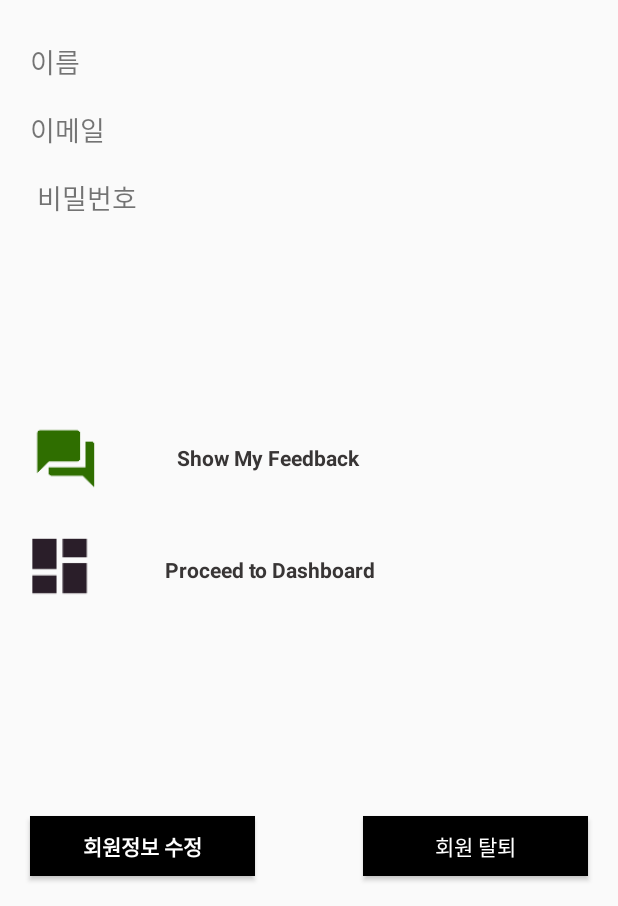
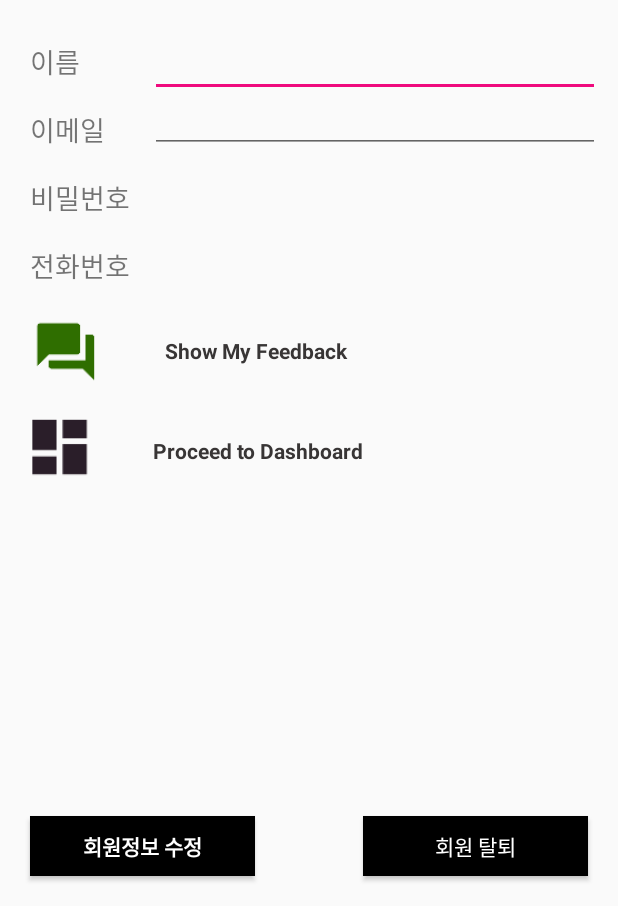
Before and after one commit to KangSeokChan/teamproject, an Android app: the personalprofile screen opened directly, with no data from a screen before it, on a phone screen of 412 x 824 dp, the part 330-1236 px from its top. Run offline under Robolectric (Android 15) with nearby library versions, the phone set to English and light mode, and no system bars; our stand-ins replace Firebase (no records; nobody signed in at launch, a user with empty details on screens opened directly); 2 statements that could not run were skipped.

Commit message:
회원정보 레이아웃 수정

```diff
--- a/app/src/main/res/layout/activity_personalprofile.xml
+++ b/app/src/main/res/layout/activity_personalprofile.xml
@@ -52,7 +52,7 @@
     <TextView
         android:id="@+id/textView2"
         android:layout_below="@+id/textView21"
-        android:layout_width="40dp"
+        android:layout_width="70dp"
         android:layout_height="25dp"
         android:layout_marginStart="20dp"
         android:layout_marginTop="50dp"
@@ -62,7 +62,7 @@
     <TextView
         android:id="@+id/textView13"
         android:layout_below="@+id/textView2"
-        android:layout_width="50dp"
+        android:layout_width="70dp"
         android:layout_height="25dp"
         android:layout_marginStart="20dp"
         android:layout_marginTop="20dp"
@@ -72,11 +72,21 @@
     <TextView
         android:id="@+id/textView17"
         android:layout_below="@+id/textView13"
-        android:layout_width="83dp"
-        android:layout_height="27dp"
+        android:layout_width="70dp"
+        android:layout_height="25dp"
         android:layout_marginStart="20dp"
         android:layout_marginTop="20dp"
-        android:text="@string/user_password"
+        android:text="비밀번호"
+        android:textSize="18sp" />
+
+    <TextView
+        android:id="@+id/textView24"
+        android:layout_below="@+id/textView17"
+        android:layout_width="70dp"
+        android:layout_height="25dp"
+        android:layout_marginStart="20dp"
+        android:layout_marginTop="20dp"
+        android:text="전화번호"
         android:textSize="18sp" />
 
     <Button
@@ -106,21 +116,21 @@
 
     <ImageView
         android:id="@+id/clickfeedback"
+        android:layout_below="@+id/textView24"
         android:layout_width="72dp"
         android:layout_height="52dp"
         android:layout_marginStart="8dp"
-        android:layout_marginTop="500dp"
-        android:layout_marginEnd="8dp"
-        android:layout_marginBottom="8dp"
+        android:layout_marginTop="20dp"
         app:srcCompat="@mipmap/ic_feed" />
 
     <TextView
         android:id="@+id/clickfeedback2"
         android:layout_toEndOf="@+id/clickfeedback"
+        android:layout_below="@+id/textView24"
         android:layout_width="140dp"
         android:layout_height="27dp"
         android:layout_marginStart="30dp"
-        android:layout_marginTop="515dp"
+        android:layout_marginTop="35dp"
         android:clickable="true"
         android:text="@string/show_feedback"
         android:textColor="#383535"
@@ -133,8 +143,6 @@
         android:layout_height="55dp"
         android:layout_marginStart="8dp"
         android:layout_marginTop="10dp"
-        android:layout_marginEnd="8dp"
-        android:layout_marginBottom="8dp"
         android:clickable="true"
         app:srcCompat="@mipmap/ic_dashboard" />
 
@@ -152,57 +160,33 @@
         android:textSize="14sp"
         android:textStyle="bold" />
 
-    <TextView
-        android:id="@+id/textView24"
-        android:layout_width="0dp"
-        android:layout_height="31dp"
-        android:layout_marginStart="16dp"
-        android:layout_marginTop="8dp"
-        android:layout_marginBottom="8dp"
-        android:text="Phone"
-        android:textSize="18sp"
-        app:layout_constraintBottom_toTopOf="@+id/textView17"
-        app:layout_constraintStart_toStartOf="parent"
-        app:layout_constraintTop_toBottomOf="@+id/textView13"
-        app:layout_constraintVertical_bias="0.228" />
 
     <EditText
         android:id="@+id/etprofName"
-        android:layout_width="0dp"
+        android:layout_below="@+id/textView21"
+        android:layout_toEndOf="@+id/textView2"
+        android:layout_width="300dp"
         android:layout_height="37dp"
-        android:layout_marginStart="12dp"
-        android:layout_marginEnd="8dp"
-        android:layout_marginBottom="8dp"
+        android:layout_marginTop="50dp"
+        android:layout_marginStart="10dp"
         android:ems="10"
         android:inputType="textPersonName"
-        android:textSize="14sp"
-        app:layout_constraintBottom_toBottomOf="parent"
-        app:layout_constraintEnd_toEndOf="parent"
-        app:layout_constraintHorizontal_bias="0.0"
-        app:layout_constraintStart_toEndOf="@+id/textView2"
-        app:layout_constraintTop_toTopOf="parent"
-        app:layout_constraintVertical_bias="0.368" />
+        android:textSize="14sp" />
 
     <EditText
         android:id="@+id/etprofEmail"
-        android:layout_width="0dp"
+        android:layout_below="@+id/etprofName"
+        android:layout_toEndOf="@+id/textView13"
+        android:layout_width="300dp"
         android:layout_height="37dp"
-        android:layout_marginStart="16dp"
-        android:layout_marginEnd="8dp"
-        android:layout_marginBottom="8dp"
+        android:layout_marginStart="10dp"
         android:clickable="false"
         android:editable="false"
         android:ems="10"
         android:focusableInTouchMode="false"
         android:inputType="textPersonName"
         android:textSize="14sp"
-        android:textStyle="italic"
-        app:layout_constraintBottom_toBottomOf="parent"
-        app:layout_constraintEnd_toEndOf="parent"
-        app:layout_constraintHorizontal_bias="1.0"
-        app:layout_constraintStart_toEndOf="@+id/textView13"
-        app:layout_constraintTop_toTopOf="parent"
-        app:layout_constraintVertical_bias="0.46" />
+        android:textStyle="italic" />
 
     <EditText
         android:id="@+id/etprofPhone"
```
